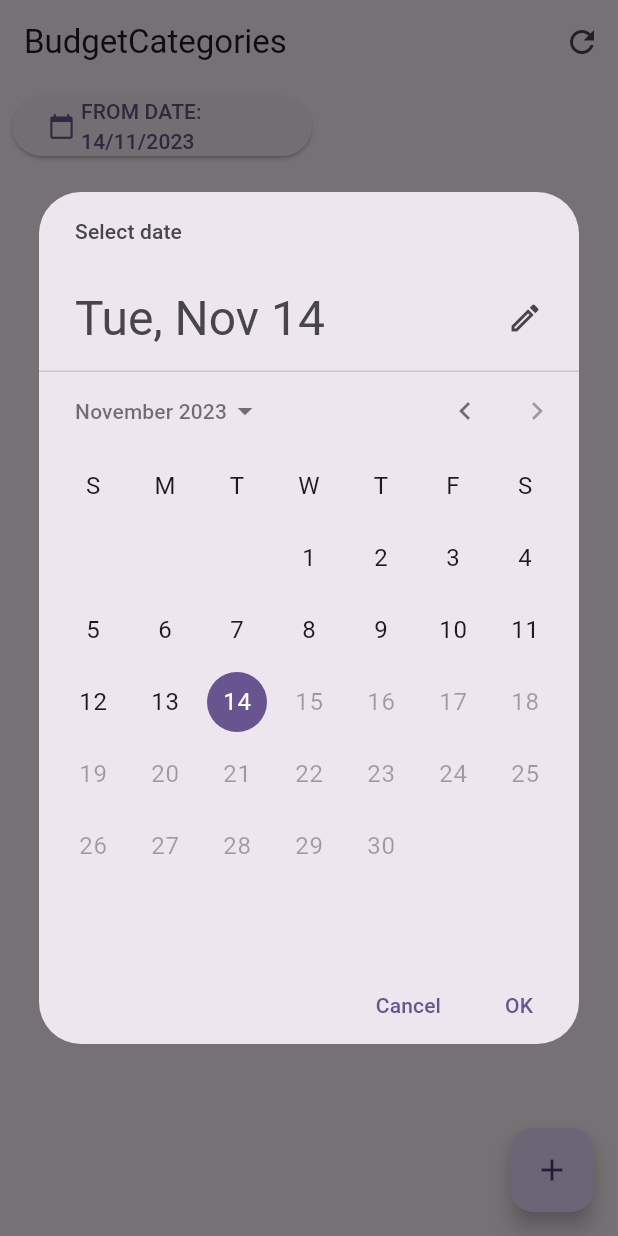
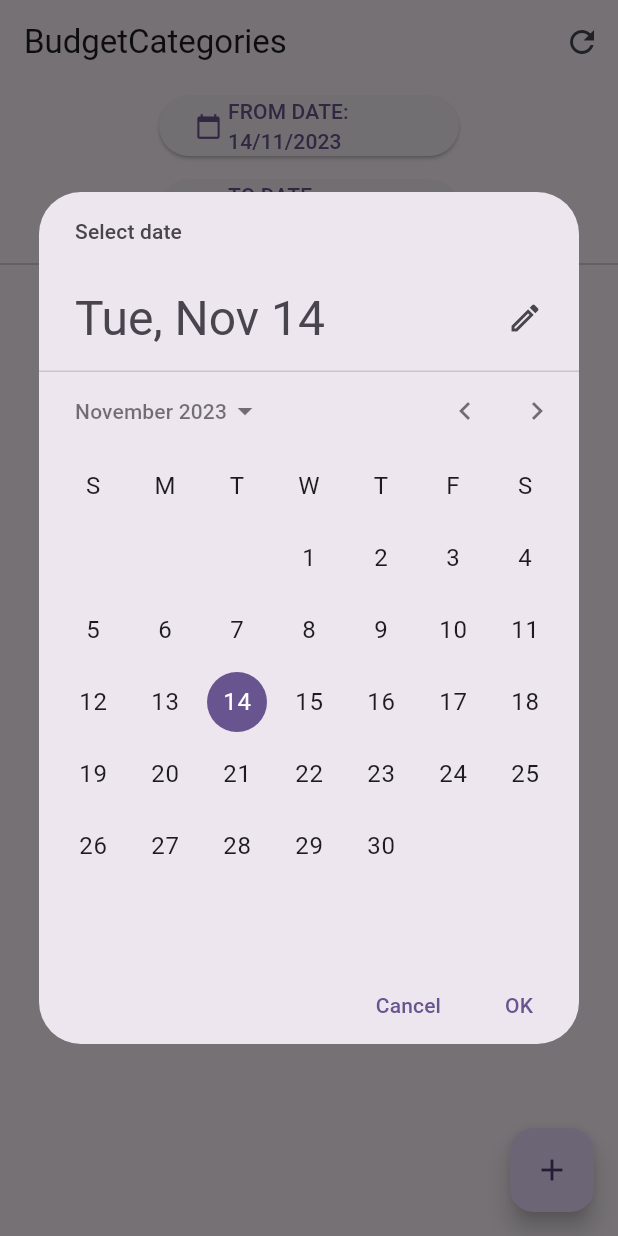
Before and after one commit to h4j4x/budgi, a Flutter app: the screen it shows after launch, after a tap on an icon or button, on a phone screen of 412 x 824 dp. Run offline on Flutter 3.47's test engine with Material 2 defaults, Android fonts, the light colour scheme and no system bars; our stand-ins replace get_it, jiffy.

Commit message:
adding validator & reload on dates changes

```diff
--- a/lib/di.dart
+++ b/lib/di.dart
@@ -1,5 +1,6 @@
 import 'package:budgi/service/budget_category.dart';
 import 'package:budgi/service/impl/budget_category_memory.dart';
+import 'package:budgi/service/impl/budget_category_validator.dart';
 import 'package:get_it/get_it.dart';
 
 class DI {
@@ -14,8 +15,12 @@ class DI {
   DI._() : _getIt = GetIt.instance;
 
   void setup() {
+    final budgetCategoryValidator = BudgetCategoryAmountValidator();
     _getIt.registerSingleton<BudgetCategoryService>(
-        BudgetCategoryMemoryService());
+      BudgetCategoryMemoryService(
+        validator: budgetCategoryValidator,
+      ),
+    );
   }
 
   BudgetCategoryService budgetCategoryService() {
--- /dev/null
+++ b/lib/error/validation.dart
@@ -0,0 +1,5 @@
+class ValidationError extends Error {
+  final Map<String, String> errors;
+
+  ValidationError(this.errors);
+}
--- a/lib/page/budget_categories.dart
+++ b/lib/page/budget_categories.dart
@@ -59,11 +59,13 @@ class _BudgetCategoriesPageState extends State<BudgetCategoriesPage> {
       onFromDateChange: (value) {
         setState(() {
           fromDate = value;
+          crudHandler.reload();
         });
       },
       onToDateChange: (value) {
         setState(() {
           toDate = value;
+          crudHandler.reload();
         });
       },
     );
--- a/lib/page/budget_category.dart
+++ b/lib/page/budget_category.dart
@@ -18,8 +18,8 @@ class BudgetCategoryPage extends StatelessWidget {
   Widget build(BuildContext context) {
     return Scaffold(
       appBar: AppBar(
-        backgroundColor: Theme.of(context).colorScheme.inversePrimary,
-        title: const Text('BudgetCategory'),
+        title:
+            Text('BudgetCategory ${value != null ? 'edit' : 'create'}'), // TODO
       ),
       body: Padding(
         padding: const EdgeInsets.only(left: 8.0, top: 8.0, right: 8.0),
--- a/lib/service/budget_category.dart
+++ b/lib/service/budget_category.dart
@@ -2,6 +2,7 @@ import '../model/budget_category.dart';
 import '../model/sort.dart';
 
 abstract class BudgetCategoryService {
+  /// @throws ValidationError
   Future<BudgetCategoryAmount> saveAmount({
     String? categoryCode,
     required String categoryName,
--- a/lib/service/impl/budget_category_memory.dart
+++ b/lib/service/impl/budget_category_memory.dart
@@ -1,11 +1,16 @@
+import '../../error/validation.dart';
 import '../../model/budget_category.dart';
 import '../../model/sort.dart';
 import '../../util/string.dart';
 import '../budget_category.dart';
+import '../validator.dart';
 
 class BudgetCategoryMemoryService implements BudgetCategoryService {
+  final Validator<BudgetCategoryAmount>? validator;
   final categories = <String, BudgetCategory>{};
   final values = <String, Set<BudgetCategoryAmount>>{};
+
+  BudgetCategoryMemoryService({this.validator});
 
   @override
   Future<BudgetCategoryAmount> saveAmount({
@@ -15,12 +20,16 @@ class BudgetCategoryMemoryService implements BudgetCategoryService {
     required DateTime toDate,
     required double amount,
   }) {
-    // TODO: validations
     final budgetCategoryCode = categoryCode ?? randomString(6);
     final category = _BudgetCategory(budgetCategoryCode, categoryName);
     categories[budgetCategoryCode] = category;
     final categoryAmount =
         _BudgetCategoryAmount(category, fromDate, toDate, amount);
+    final errors = validator?.validate(categoryAmount);
+    if (errors?.isNotEmpty ?? false) {
+      throw ValidationError(errors!);
+    }
+
     final amountCode = _datesCode(fromDate, toDate);
     values[amountCode] ??= <BudgetCategoryAmount>{};
     values[amountCode]!.removeWhere(
--- /dev/null
+++ b/lib/service/impl/budget_category_validator.dart
@@ -0,0 +1,15 @@
+import '../../model/budget_category.dart';
+import '../validator.dart';
+
+class BudgetCategoryAmountValidator implements Validator<BudgetCategoryAmount> {
+  static const String categoryName = 'category.name';
+
+  @override
+  Map<String, String> validate(BudgetCategoryAmount item) {
+    final errors = <String, String>{};
+    if (item.budgetCategory.name.isEmpty) {
+      errors[categoryName] = 'Invalid category name.'; // TODO
+    }
+    return errors;
+  }
+}
--- /dev/null
+++ b/lib/service/validator.dart
@@ -0,0 +1,3 @@
+abstract class Validator<T> {
+  Map<String, String> validate(T item);
+}
--- a/lib/widget/budget_category_list.dart
+++ b/lib/widget/budget_category_list.dart
@@ -39,7 +39,13 @@ class _BudgetCategoryListState extends State<BudgetCategoryList> {
   @override
   void initState() {
     super.initState();
-    widget.crudHandler.reload = loadList;
+    widget.crudHandler.reload = () {
+      Future.delayed(Duration.zero, () {
+        WidgetsBinding.instance.addPostFrameCallback((_) {
+          loadList();
+        });
+      });
+    };
     Future.delayed(Duration.zero, loadList);
   }
 
@@ -78,6 +84,7 @@ class _BudgetCategoryListState extends State<BudgetCategoryList> {
     return Column(
       children: [
         toolBar(),
+        const Divider(),
         ListView.separated(
           shrinkWrap: true,
           itemBuilder: (_, index) {
@@ -95,7 +102,9 @@ class _BudgetCategoryListState extends State<BudgetCategoryList> {
   Widget toolBar() {
     return Padding(
       padding: const EdgeInsets.symmetric(vertical: 4, horizontal: 8),
-      child: Row(
+      child: Wrap(
+        runSpacing: 8,
+        spacing: 8,
         children: [
           MaxWidthWidget(
             maxWidth: 200,
@@ -103,6 +112,14 @@ class _BudgetCategoryListState extends State<BudgetCategoryList> {
               label: 'FROM DATE', // TODO
               value: widget.fromDate,
               onChange: widget.onFromDateChange,
+            ),
+          ),
+          MaxWidthWidget(
+            maxWidth: 200,
+            child: DateInputWidget(
+              label: 'TO DATE', // TODO
+              value: widget.toDate,
+              onChange: widget.onToDateChange,
             ),
           ),
         ],
--- a/lib/widget/common/date_input.dart
+++ b/lib/widget/common/date_input.dart
@@ -32,10 +32,10 @@ class DateInputWidget extends StatelessWidget {
           context: context,
           initialDate: value,
           firstDate: DateTime(now.year - 1),
-          lastDate: now,
+          lastDate: DateTime(now.year + 1),
         );
         if (selected != null) {
-          onChange(selected);
+          onChange(selected.atStartOfDay());
         }
       },
       child: Row(
```
Also changed, not shown: lib/widget/budget_category_edit.dart (+18 -7 lines), lib/model/sort.dart (line endings or trailing spaces).
